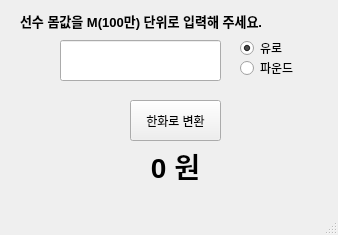
Old version of the form helloworld.ui in the repository assistjjang/my-python.
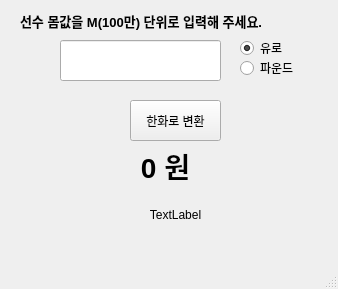
New version of the form.

Commit message:
환율 정보 표시
네이버에서 받아온 환율 정보를 라디오 버튼에 연동하여 표시하도록 해 줌.

```diff
--- a/helloworld.ui
+++ b/helloworld.ui
@@ -7,7 +7,7 @@
     <x>0</x>
     <y>0</y>
     <width>338</width>
-    <height>235</height>
+    <height>289</height>
    </rect>
   </property>
   <property name="windowTitle">
@@ -17,9 +17,9 @@
    <widget class="QLabel" name="dp_curr">
     <property name="geometry">
      <rect>
-      <x>80</x>
+      <x>10</x>
       <y>150</y>
-      <width>191</width>
+      <width>311</width>
       <height>31</height>
      </rect>
     </property>
@@ -124,6 +124,22 @@
      <string>선수 몸값을 M(100만) 단위로 입력해 주세요.</string>
     </property>
    </widget>
+   <widget class="QLabel" name="exchange_curr_info">
+    <property name="geometry">
+     <rect>
+      <x>30</x>
+      <y>199</y>
+      <width>291</width>
+      <height>31</height>
+     </rect>
+    </property>
+    <property name="text">
+     <string>TextLabel</string>
+    </property>
+    <property name="alignment">
+     <set>Qt::AlignCenter</set>
+    </property>
+   </widget>
   </widget>
   <widget class="QMenuBar" name="menubar">
    <property name="geometry">
```
The commit also changes 1 other file.
